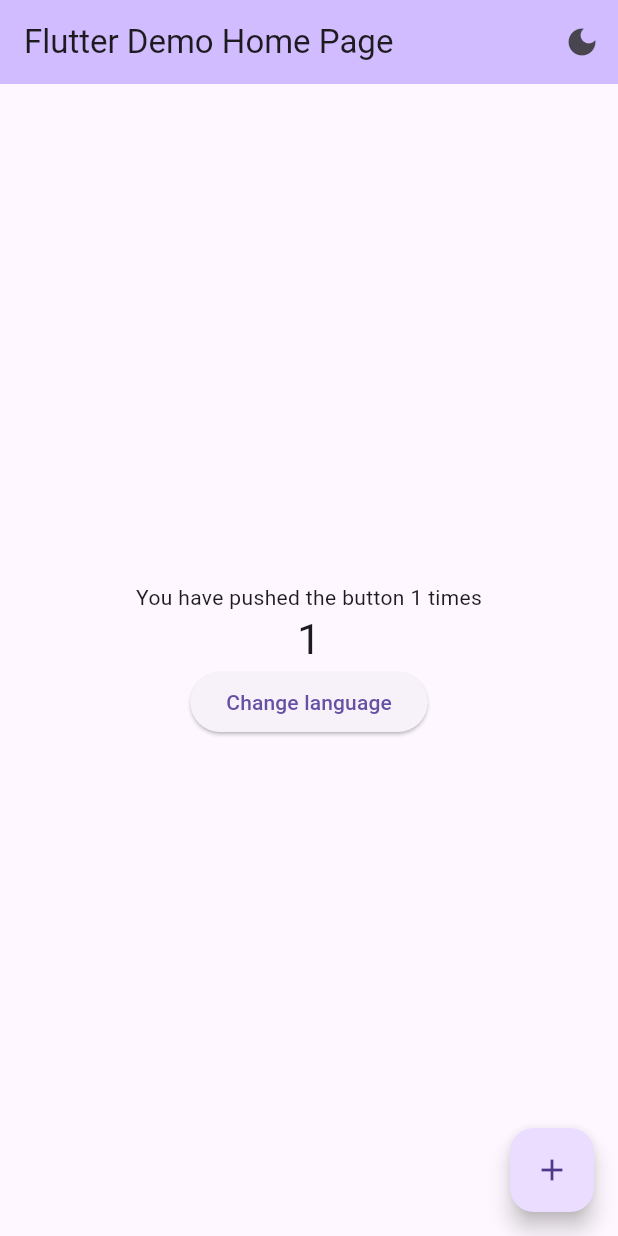
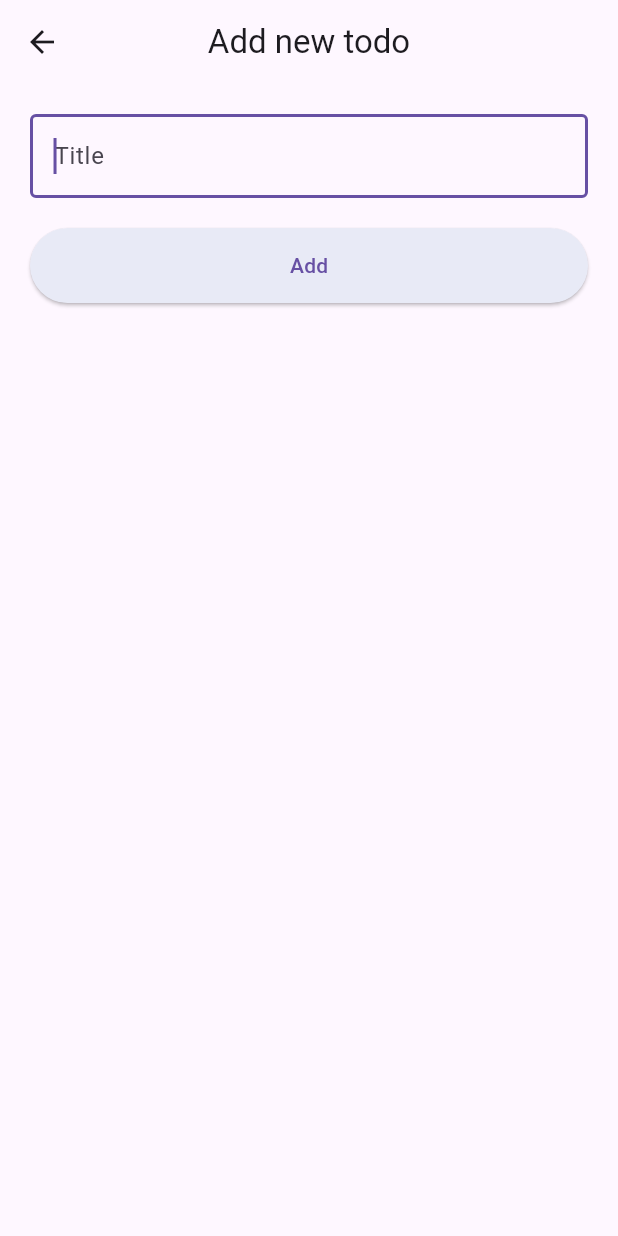
Before and after one commit to du-nt/flutter_starter, a Flutter app: the screen it shows after launch, after a tap on the "add" icon, on a phone screen of 412 x 824 dp. Run offline on Flutter 3.47's test engine with Material 3 defaults, Android fonts, the phone set to English and light mode, and no system bars; our stand-ins replace dio, flutter_hooks, flutter_riverpod, freezed_annotation, hooks_riverpod, riverpod_annotation and 2 more; generated files the repository leaves out were written again; network calls fail.

```diff
--- a/assets/translations/en.json
+++ /dev/null
@@ -1,4 +0,0 @@
-{
-  "welcome": "You have pushed the button {count} times",
-  "changeLanguage": "Change language"
-}
--- a/assets/translations/ja.json
+++ /dev/null
@@ -1,4 +0,0 @@
-{
-  "welcome": "ボタンを{count}回押しました",
-  "changeLanguage": "言語を変更します"
-}
--- /dev/null
+++ b/lib/extentions/context_extention.dart
@@ -0,0 +1,12 @@
+import 'package:flutter/material.dart';
+import 'package:flutter_gen/gen_l10n/app_localizations.dart';
+
+extension ContextEx on BuildContext {
+  AppLocalizations get l18n => AppLocalizations.of(this)!;
+
+  void navigate(Widget widget) {
+    Navigator.of(this).push(
+      MaterialPageRoute(builder: (context) => widget),
+    );
+  }
+}
--- /dev/null
+++ b/lib/l10n/app_en.arb
@@ -0,0 +1,4 @@
+{
+  "helloWorld": "Hello World!",
+  "welcome": "You have pushed the button {count} times {name}"
+}
--- /dev/null
+++ b/lib/l10n/app_ja.arb
@@ -0,0 +1,4 @@
+{
+  "helloWorld": "ハローワールド!",
+  "welcome": "ボタンを{count}回押しました{name}"
+}
--- a/lib/main.dart
+++ b/lib/main.dart
@@ -1,7 +1,11 @@
-import 'package:easy_localization/easy_localization.dart';
 import 'package:flutter/material.dart';
+import 'package:flutter_localizations/flutter_localizations.dart';
+import 'package:flutter_riverpod/flutter_riverpod.dart';
+import 'package:flutter_starter/extentions/context_extention.dart';
+import 'package:flutter_starter/todos/views/list_of_todos.dart';
 import 'package:signals/signals_flutter.dart';
 import 'package:shared_preferences/shared_preferences.dart';
+import 'package:flutter_gen/gen_l10n/app_localizations.dart';
 
 final isDarkMode = signal<bool>(false);
 final themeMode =
@@ -9,17 +13,16 @@ final themeMode =
 
 void main() async {
   WidgetsFlutterBinding.ensureInitialized();
-  await EasyLocalization.ensureInitialized();
 
   final SharedPreferences prefs = await SharedPreferences.getInstance();
   final String? savedThemeMode = prefs.getString('isDarkMode');
   isDarkMode.value = savedThemeMode == 'true';
 
-  runApp(EasyLocalization(
-      supportedLocales: const [Locale('en'), Locale('ja')],
-      path: 'assets/translations',
-      fallbackLocale: const Locale('en'),
-      child: const MyApp()));
+  runApp(
+    const ProviderScope(
+      child: MyApp(),
+    ),
+  );
 }
 
 class MyApp extends StatelessWidget {
@@ -36,10 +39,17 @@ class MyApp extends StatelessWidget {
       theme: ThemeData(
         useMaterial3: true,
       ),
-      localizationsDelegates: context.localizationDelegates,
-      supportedLocales: context.supportedLocales,
-      locale: context.locale,
-      home: const MyHomePage(title: 'Flutter Demo Home Page'),
+      localizationsDelegates: const [
+        AppLocalizations.delegate,
+        GlobalMaterialLocalizations.delegate,
+        GlobalWidgetsLocalizations.delegate,
+        GlobalCupertinoLocalizations.delegate,
+      ],
+      supportedLocales: const [
+        Locale('en'),
+        Locale('ja'),
+      ],
+      home: const TodoList(),
     );
   }
 }
@@ -75,23 +85,6 @@ class _MyHomePageState extends State<MyHomePage> {
 
   @override
   Widget build(BuildContext context) {
-    // This method is rerun every time setState is called, for instance as done
-    // by the _incrementCounter method above.
-    //
-    // The Flutter framework has been optimized to make rerunning build methods
-    // fast, so that you can just rebuild anything that needs updating rather
-    // than having to individually change instances of widgets.
-    void changeLanguage() {
-      final String currenLocale = context.locale.toString();
-
-      if (currenLocale == 'en') {
-        context.setLocale(const Locale('ja'));
-        return;
-      }
-
-      context.setLocale(const Locale('en'));
-    }
-
     return Scaffold(
       appBar: AppBar(
         // TRY THIS: Try changing the color here to a specific color (to
@@ -111,32 +104,14 @@ class _MyHomePageState extends State<MyHomePage> {
         ],
       ),
       body: Center(
-        // Center is a layout widget. It takes a single child and positions it
-        // in the middle of the parent.
         child: Column(
-          // Column is also a layout widget. It takes a list of children and
-          // arranges them vertically. By default, it sizes itself to fit its
-          // children horizontally, and tries to be as tall as its parent.
-          //
-          // Column has various properties to control how it sizes itself and
-          // how it positions its children. Here we use mainAxisAlignment to
-          // center the children vertically; the main axis here is the vertical
-          // axis because Columns are vertical (the cross axis would be
-          // horizontal).
-          //
-          // TRY THIS: Invoke "debug painting" (choose the "Toggle Debug Paint"
-          // action in the IDE, or press "p" in the console), to see the
-          // wireframe for each widget.
           mainAxisAlignment: MainAxisAlignment.center,
           children: <Widget>[
-            const Text('welcome').tr(namedArgs: {'count': '$_counter'}),
+            Text(context.l18n.welcome('$_counter', 'David')),
             Text(
               '$_counter',
               style: Theme.of(context).textTheme.headlineMedium,
             ),
-            ElevatedButton(
-                onPressed: changeLanguage,
-                child: const Text('changeLanguage').tr())
           ],
         ),
       ),
--- /dev/null
+++ b/lib/todos/model/todo_model.dart
@@ -0,0 +1,16 @@
+import 'package:freezed_annotation/freezed_annotation.dart';
+
+part 'todo_model.freezed.dart';
+part 'todo_model.g.dart';
+
+@freezed
+class Todo with _$Todo {
+  const factory Todo({
+    @JsonKey(name: 'id') required int id,
+    @JsonKey(name: 'userId') required int userId,
+    @JsonKey(name: 'title') required String title,
+    @JsonKey(name: 'completed') required bool isCompleted,
+  }) = _Todo;
+
+  factory Todo.fromJson(Map<String, dynamic> json) => _$TodoFromJson(json);
+}
--- /dev/null
+++ b/lib/todos/provider/todo_provider.dart
@@ -0,0 +1,32 @@
+import 'package:flutter/material.dart';
+import 'package:flutter_starter/helpers/http_delegate.dart';
+import 'package:flutter_starter/todos/model/todo_model.dart';
+import 'package:riverpod_annotation/riverpod_annotation.dart';
+
+part 'todo_provider.g.dart';
+
+@riverpod
+class Todos extends _$Todos {
+  @override
+  Future<List<Todo>> build({required int limit, required int offset}) async {
+    final response = await dio.get(
+      'users/1/todos?_limit=$limit&_offset=$offset',
+    );
+
+    final List<dynamic> data = response.data;
+    final todos = data.map((todo) => Todo.fromJson(todo)).toList();
+    return todos;
+  }
+
+  Future<void> addTodo(Todo todo, [Function()? callback]) async {
+    await dio.post('users/1/todos', data: todo);
+
+    ref.invalidateSelf();
+
+    await future;
+
+    if (callback != null) {
+      callback();
+    }
+  }
+}
--- /dev/null
+++ b/lib/todos/views/add_todo.dart
@@ -0,0 +1,59 @@
+import 'package:flutter/material.dart';
+import 'package:flutter_hooks/flutter_hooks.dart';
+import 'package:flutter_starter/todos/model/todo_model.dart';
+import 'package:flutter_starter/todos/provider/todo_provider.dart';
+import 'package:hooks_riverpod/hooks_riverpod.dart';
+
+class AddTodo extends HookConsumerWidget {
+  AddTodo({super.key});
+
+  final _formKey = GlobalKey<FormState>();
+
+  @override
+  Widget build(BuildContext context, WidgetRef ref) {
+    final titleController = useTextEditingController();
+
+    validator(value) {
+      if (value == null || value.isEmpty) {
+        return 'Please enter some text';
+      }
+      return null;
+    }
+
+    void handleAddTodo() {
+      if (_formKey.currentState!.validate()) {
+        ref.read(todosProvider.notifier).addTodo(
+            const Todo(id: 1, userId: 2, title: 'erewr', isCompleted: false),
+            () {
+          Navigator.pop(context);
+        });
+      }
+    }
+
+    return Scaffold(
+        appBar: AppBar(title: const Text('Add new todo'), centerTitle: true),
+        body: Form(
+          key: _formKey,
+          child: ListView(padding: const EdgeInsets.all(20), children: [
+            TextFormField(
+              autofocus: true,
+              controller: titleController,
+              decoration: const InputDecoration(
+                hintText: 'Title',
+                border: OutlineInputBorder(),
+              ),
+              autovalidateMode: AutovalidateMode.onUserInteraction,
+              validator: validator,
+            ),
+            const SizedBox(height: 20),
+            ElevatedButton(
+                style: ElevatedButton.styleFrom(
+                  padding: const EdgeInsets.symmetric(vertical: 15),
+                  backgroundColor: Colors.indigo[50],
+                ),
+                onPressed: handleAddTodo,
+                child: const Text('Add'))
+          ]),
+        ));
+  }
+}
--- /dev/null
+++ b/lib/todos/views/example_dropdown.dart
@@ -0,0 +1,30 @@
+import 'package:flutter/material.dart';
+
+const List<String> list = <String>['One', 'Two', 'Three', 'Four'];
+
+class DropdownMenuExample extends StatefulWidget {
+  const DropdownMenuExample({super.key});
+
+  @override
+  State<DropdownMenuExample> createState() => _DropdownMenuExampleState();
+}
+
+class _DropdownMenuExampleState extends State<DropdownMenuExample> {
+  String dropdownValue = list.first;
+
+  @override
+  Widget build(BuildContext context) {
+    print("object");
+    return DropdownMenu<String>(
+      initialSelection: list.first,
+      onSelected: (String? value) {
+        setState(() {
+          dropdownValue = value!;
+        });
+      },
+      dropdownMenuEntries: list.map<DropdownMenuEntry<String>>((String value) {
+        return DropdownMenuEntry<String>(value: value, label: value);
+      }).toList(),
+    );
+  }
+}
--- /dev/null
+++ b/lib/todos/views/list_of_todos.dart
@@ -0,0 +1,65 @@
+import 'package:flutter/material.dart';
+import 'package:flutter_riverpod/flutter_riverpod.dart';
+import 'package:flutter_starter/todos/provider/todo_provider.dart';
+import 'package:flutter_starter/todos/views/add_todo.dart';
+import 'package:flutter_starter/todos/views/example_dropdown.dart';
+import 'package:flutter_starter/extentions/context_extention.dart';
+
+class TodoList extends ConsumerStatefulWidget {
+  const TodoList({super.key});
+
+  @override
+  TodoListState createState() => TodoListState();
+}
+
+class TodoListState extends ConsumerState<TodoList> {
+  int limit = 2;
+
+  void _decrease() {
+    setState(() {
+      limit++;
+    });
+  }
+
+  @override
+  Widget build(BuildContext context) {
+    final todos = ref.watch(todosProvider(limit: limit, offset: 3));
+
+    return Scaffold(
+        backgroundColor: Colors.blueGrey[300],
+        floatingActionButton: FloatingActionButton(
+          onPressed: () {
+            context.navigate(AddTodo());
+          },
+          child: const Icon(Icons.add),
+        ),
+        appBar: AppBar(
+          title: Text(context.l18n.welcome(343, 'hello')),
+          centerTitle: true,
+          backgroundColor: Colors.amber[200],
+        ),
+        body: Column(
+          children: [
+            const DropdownMenuExample(),
+            ElevatedButton(
+                onPressed: _decrease, child: const Text('Increase limit')),
+            Expanded(
+              child: todos.when(
+                  data: (items) => ListView.builder(
+                        itemCount: items.length,
+                        itemBuilder: (context, index) {
+                          final item = items[index];
+
+                          return ListTile(
+                            title: Text('${item.id}'),
+                            subtitle: Text(item.title),
+                          );
+                        },
+                      ),
+                  error: (error, stackTrace) => Text('error: $error'),
+                  loading: () => const Text('loading')),
+            ),
+          ],
+        ));
+  }
+}
```
Also changed, not shown: lib/helpers/http_delegate.dart (added, +40 -0 lines), lib/todos/cat_view_model.dart (added, +15 -0 lines), pubspec.yaml (+16 -3 lines), lib/todos/model/todo_model.freezed.dart (added), lib/todos/model/todo_model.g.dart (added), lib/todos/provider/todo_provider.g.dart (added), pubspec.lock.
